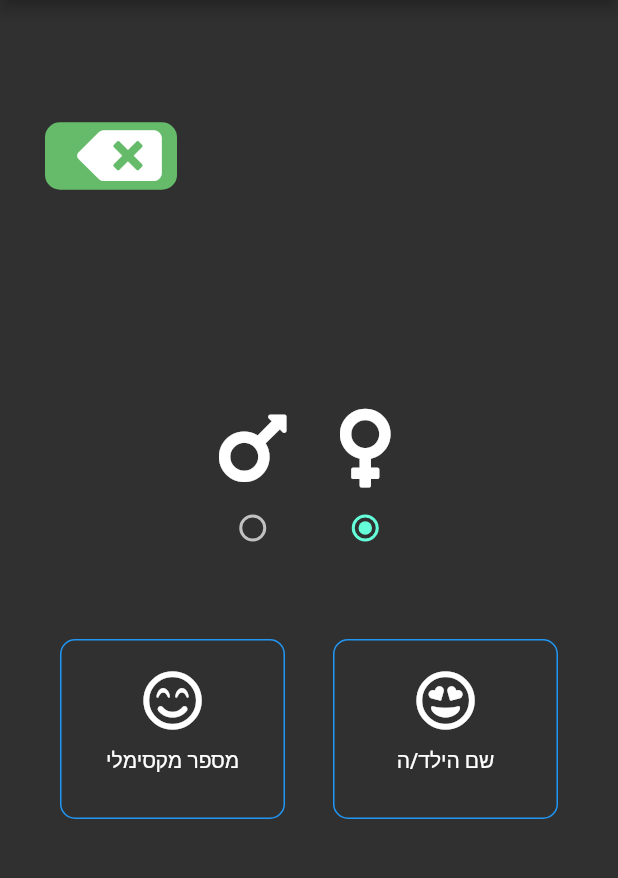
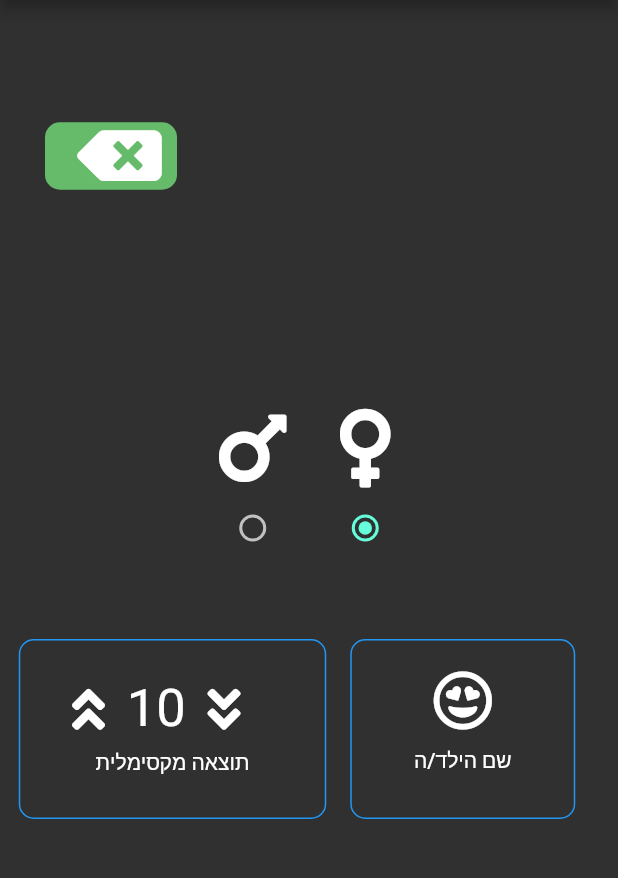
Before and after one commit to AdamRussak/one_to_math, a Flutter app: the screen it shows after launch, after a tap on an icon or button, on a phone screen of 412 x 824 dp, the part 84-962 px from its top. Run offline on Flutter 3.47's test engine with Material 2 defaults, Android fonts, the phone set to English and light mode, and no system bars; our stand-ins replace after_layout, fluttertoast, font_awesome_flutter, rflutter_alert, shared_preferences.

```diff
--- a/lib/const_enums.dart
+++ b/lib/const_enums.dart
@@ -39,4 +39,5 @@ enum MathTask {
   math,
   lesOrMore,
   multy,
+  settings,
 }
--- a/lib/screens/settings_screen.dart
+++ b/lib/screens/settings_screen.dart
@@ -1,6 +1,5 @@
 import 'package:flutter/material.dart';
 import 'package:flutter/services.dart';
-import 'package:flutter_number_picker/flutter_number_picker.dart';
 import 'package:font_awesome_flutter/font_awesome_flutter.dart';
 import 'package:one_to_math/const_enums.dart';
 import 'package:one_to_math/engine/math_brain.dart';
@@ -115,31 +114,50 @@ class _SettingsScreenState extends State<SettingsScreen> {
               children: [
                 //TODO: set the Pref Sherd to save the INT for next usage
                 Consumer<MathBrain>(builder: (context, mathBrain, child) {
-                  var newInt;
-                  return SetAppSettings(
-                    popUpWidget: Column(
+                  mathBrain.loadSavedInt(KMaxInt, MathTask.settings);
+                  int currentInt = mathBrain.maxNumber;
+                  return Container(
+                    alignment: Alignment.center,
+                    padding: EdgeInsets.all(20.0),
+                    height: 120,
+                    width: 205,
+                    decoration: BoxDecoration(
+                      border: Border.all(
+                        color: Colors.blue,
+                      ),
+                      borderRadius: BorderRadius.circular(10.0),
+                    ),
+                    child: Column(
                       children: [
-                        CustomNumberPicker(
-                          initialValue: 10,
-                          maxValue: 1000000,
-                          minValue: 10,
-                          step: 10,
-                          onValue: (value) {
-                            newInt = value;
-                          },
+                        Row(
+                          children: [
+                            IconButton(
+                              icon: Icon(FontAwesomeIcons.angleDoubleUp),
+                              iconSize: 35.0,
+                              onPressed: () {
+                                currentInt =
+                                    currentInt >= 1000 ? 1000 : currentInt + 10;
+                                mathBrain.updateMaxInt(currentInt, KMaxInt);
+                              },
+                            ),
+                            Text(
+                              mathBrain.maxNumber.toString(),
+                              style: TextStyle(fontSize: 35.0),
+                            ),
+                            IconButton(
+                              iconSize: 35.0,
+                              icon: Icon(FontAwesomeIcons.angleDoubleDown),
+                              onPressed: () {
+                                currentInt =
+                                    currentInt <= 10 ? 10 : currentInt - 10;
+                                mathBrain.updateMaxInt(currentInt, KMaxInt);
+                              },
+                            ),
+                          ],
                         ),
-                        FlatButton(
-                          child: Text('שמור'),
-                          onPressed: () {
-                            mathBrain.updateMaxInt(newInt, KMaxInt);
-                            Navigator.pop(context);
-                          },
-                        ),
+                        Text("תוצאה מקסימלית")
                       ],
                     ),
-                    popText: ":בחר/י",
-                    selctedIcon: FontAwesomeIcons.smileBeam,
-                    buttonText: "מספר מקסימלי",
                   );
                 }),
                 Consumer<SettingsBrain>(
--- a/lib/screens/start_screen.dart
+++ b/lib/screens/start_screen.dart
@@ -21,14 +21,6 @@ class MathStartScreen extends StatefulWidget {
 class _MathStartScreen extends State<MathStartScreen>
     with AfterLayoutMixin<MathStartScreen> {
   var getVars = "null";
-  void getLocationData() {
-    while (getVars == "null") {
-      getVars = Provider.of<SettingsBrain>(context, listen: false).getuser();
-      print(getVars);
-    }
-    print('afterLoop');
-    print(getVars);
-  }
 
   @override
   Widget build(BuildContext context) {
@@ -111,7 +103,6 @@ class _MathStartScreen extends State<MathStartScreen>
   void afterFirstLayout(BuildContext context) {
     // Calling the same function "after layout" to resolve the issue.
     Provider.of<SettingsBrain>(context, listen: false).setStartString(KGender);
-    getVars = Provider.of<SettingsBrain>(context, listen: false).getuser();
-    getLocationData();
+    Provider.of<SettingsBrain>(context, listen: false).getuser();
   }
 }
--- a/pubspec.yaml
+++ b/pubspec.yaml
@@ -4,7 +4,7 @@ description: A new Flutter project.
 # pub.dev using `pub publish`. This is preferred for private packages.
 publish_to: 'none' # Remove this line if you wish to publish to pub.dev
 
-version: 1.4.1+1
+version: 1.4.3+1
 
 environment:
   sdk: ">=2.7.0 <3.0.0"
@@ -18,7 +18,6 @@ dependencies:
   after_layout: ^1.0.7+2
   fluttertoast: ^7.1.8
   shared_preferences: ^0.5.12+4
-  flutter_number_picker: ^0.0.8
 
 dev_dependencies:
   flutter_test:
```
Also changed, not shown: pubspec.lock, 1 other file.
